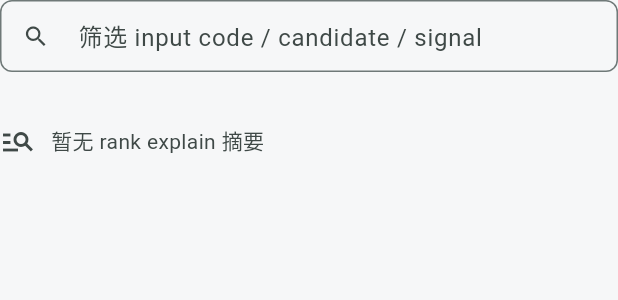
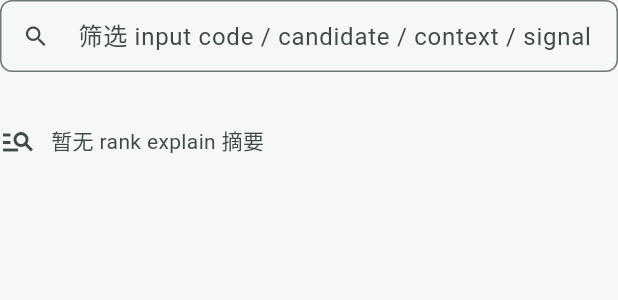
Before and after one commit to laugh0608/RadishLex, a Flutter app: the RankExplainSection widget shown alone on an empty page, opened directly with empty values, on a phone screen of 412 x 824 dp. Shown: the top 300 px of the screen. Run offline on Flutter 3.47's test engine with Material 3 defaults, Android fonts, the phone set to English and light mode, and no system bars; missing offline and left inert: dart:ffi.

Commit message:
fix(manager): 对齐上下文解释与 Linux 字体回退
- 按允许粗类别展示实际 rank explain 并保留 general 回退
- 修正平台隐私文案和中英文系统字体 fallback
- 记录 Firefox 同库学习、Manager 刷新与 P04 后续停止线

```diff
--- a/apps/radishlex-manager/lib/src/app.dart
+++ b/apps/radishlex-manager/lib/src/app.dart
@@ -3,6 +3,18 @@ import 'package:flutter/material.dart';
 import 'bridge/manager_bridge.dart';
 import 'bridge/manager_bridge_factory.dart';
 import 'screens/manager_home_screen.dart';
+
+const radishLexFontFallbacks = <String>[
+  'Roboto',
+  'DejaVu Sans',
+  'Noto Sans CJK SC',
+  'Noto Sans SC',
+  'Source Han Sans SC',
+  'WenQuanYi Zen Hei',
+  'Droid Sans Fallback',
+  'PingFang SC',
+  'Microsoft YaHei',
+];
 
 class RadishLexManagerApp extends StatelessWidget {
   const RadishLexManagerApp({
@@ -28,6 +40,7 @@ class RadishLexManagerApp extends StatelessWidget {
       theme: ThemeData(
         useMaterial3: true,
         colorScheme: colorScheme,
+        fontFamilyFallback: radishLexFontFallbacks,
         scaffoldBackgroundColor: const Color(0xFFF6F7F8),
         cardTheme: CardThemeData(
           color: Colors.white,
--- a/apps/radishlex-manager/lib/src/bridge/ffi_manager_bridge.dart
+++ b/apps/radishlex-manager/lib/src/bridge/ffi_manager_bridge.dart
@@ -200,13 +200,13 @@ class FfiManagerBridge implements ManagerBridge {
     );
   }
 
-  NativeRankExplainSummary _rankExplainTerm(UserTerm term) {
+  NativeRankExplainSummary _rankExplainTerm(UserTerm term, String contextKind) {
     return _native.rankExplain(
       dbPath: dbPath,
       inputCode: term.inputCode,
       candidateText: term.text,
       reading: managerRankExplainReading(term),
-      contextKind: 'general',
+      contextKind: contextKind,
     );
   }
 }
--- a/apps/radishlex-manager/lib/src/bridge/ffi_manager_snapshot_mapper.dart
+++ b/apps/radishlex-manager/lib/src/bridge/ffi_manager_snapshot_mapper.dart
@@ -15,7 +15,8 @@ ManagerSnapshot managerSnapshotFromNative({
   required NativeSyncProductStatus nativeSyncProductStatus,
   required ManagerSettingsDraft settingsDraft,
   required ManagerRuntimeDiagnostics runtimeDiagnostics,
-  required NativeRankExplainSummary Function(UserTerm term) explainTerm,
+  required NativeRankExplainSummary Function(UserTerm term, String contextKind)
+  explainTerm,
 }) {
   final terms = nativeTerms
       .map(managerUserTermFromNative)
--- a/apps/radishlex-manager/lib/src/data/manager_fixture.dart
+++ b/apps/radishlex-manager/lib/src/data/manager_fixture.dart
@@ -75,12 +75,14 @@ ManagerSnapshot createManagerFixture() {
       RankerExplanation(
         inputCode: 'luobo',
         candidate: '萝卜词核',
+        contextKind: 'general',
         score: 0.92,
         signals: ['manual_user_term', 'frequency_boost', 'recent_selection'],
       ),
       RankerExplanation(
         inputCode: 'tongbu',
         candidate: '同步预检',
+        contextKind: 'chat',
         score: 0.76,
         signals: ['selection_history', 'context_summary'],
       ),
--- a/apps/radishlex-manager/lib/src/models/manager_learning_models.dart
+++ b/apps/radishlex-manager/lib/src/models/manager_learning_models.dart
@@ -34,12 +34,14 @@ class RankerExplanation {
   const RankerExplanation({
     required this.inputCode,
     required this.candidate,
+    required this.contextKind,
     required this.score,
     required this.signals,
   });
 
   final String inputCode;
   final String candidate;
+  final String contextKind;
   final double score;
   final List<String> signals;
 }
--- a/apps/radishlex-manager/lib/src/screens/learning/rank_explain_section.dart
+++ b/apps/radishlex-manager/lib/src/screens/learning/rank_explain_section.dart
@@ -8,27 +8,31 @@ class RankerExplanationKey {
   const RankerExplanationKey({
     required this.inputCode,
     required this.candidate,
+    required this.contextKind,
   });
 
   factory RankerExplanationKey.from(RankerExplanation explanation) {
     return RankerExplanationKey(
       inputCode: explanation.inputCode,
       candidate: explanation.candidate,
+      contextKind: explanation.contextKind,
     );
   }
 
   final String inputCode;
   final String candidate;
+  final String contextKind;
 
   @override
   bool operator ==(Object other) {
     return other is RankerExplanationKey &&
         other.inputCode == inputCode &&
-        other.candidate == candidate;
+        other.candidate == candidate &&
+        other.contextKind == contextKind;
   }
 
   @override
-  int get hashCode => Object.hash(inputCode, candidate);
+  int get hashCode => Object.hash(inputCode, candidate, contextKind);
 }
 
 List<RankerExplanation> filterRankerExplanations({
@@ -43,6 +47,7 @@ List<RankerExplanation> filterRankerExplanations({
       .where((explanation) {
         return explanation.inputCode.toLowerCase().contains(normalizedQuery) ||
             explanation.candidate.toLowerCase().contains(normalizedQuery) ||
+            explanation.contextKind.toLowerCase().contains(normalizedQuery) ||
             explanation.signals.any(
               (signal) => signal.toLowerCase().contains(normalizedQuery),
             );
@@ -93,7 +98,7 @@ class RankExplainSection extends StatelessWidget {
           controller: controller,
           decoration: const InputDecoration(
             prefixIcon: Icon(Icons.search),
-            labelText: '筛选 input code / candidate / signal',
+            labelText: '筛选 input code / candidate / context / signal',
           ),
           onChanged: onFilterChanged,
         ),
@@ -171,6 +176,10 @@ class RankerExplanationDetail extends StatelessWidget {
           value: selectedExplanation.candidate,
         ),
         ManagerKeyValueRow(
+          label: 'context',
+          value: selectedExplanation.contextKind,
+        ),
+        ManagerKeyValueRow(
           label: 'score',
           value: selectedExplanation.score.toStringAsFixed(2),
         ),
@@ -225,9 +234,12 @@ class _RankerExplanationRow extends StatelessWidget {
                     Wrap(
                       spacing: 8,
                       runSpacing: 8,
-                      children: explanation.signals
-                          .map((signal) => Chip(label: Text(signal)))
-                          .toList(),
+                      children: [
+                        Chip(label: Text('context=${explanation.contextKind}')),
+                        ...explanation.signals.map(
+                          (signal) => Chip(label: Text(signal)),
+                        ),
+                      ],
                     ),
                   ],
                 ),
--- a/apps/radishlex-manager/lib/src/screens/settings_view.dart
+++ b/apps/radishlex-manager/lib/src/screens/settings_view.dart
@@ -106,7 +106,7 @@ class _SettingsViewState extends State<SettingsView> {
                 }),
                 secondary: const Icon(Icons.privacy_tip_outlined),
                 title: const Text('隐私模式'),
-                subtitle: const Text('保存时写入 macOS 输入法隐私偏好，并以读回结果为准。'),
+                subtitle: const Text('保存时写入当前平台输入法隐私设置，并以读回结果为准。'),
               ),
               SwitchListTile(
                 key: const Key('settings-diagnostics-export'),
```
Also changed, not shown: apps/radishlex-manager/lib/src/bridge/ffi_manager_learning_mapper.dart (+29 -2 lines), 7 other files.
